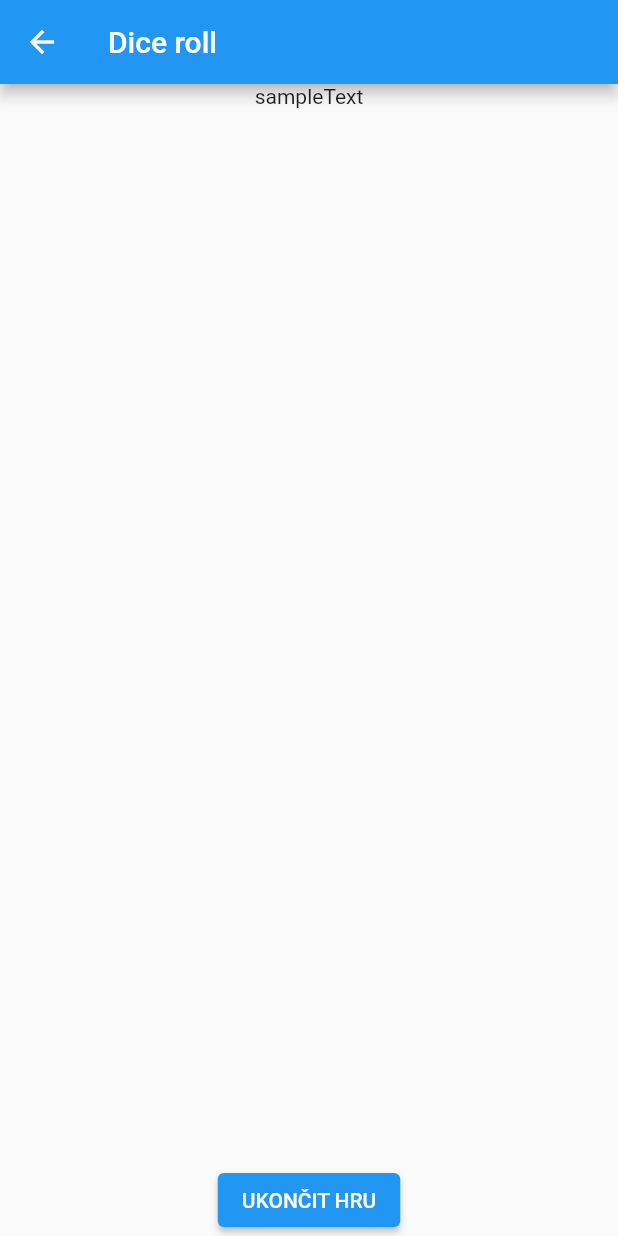
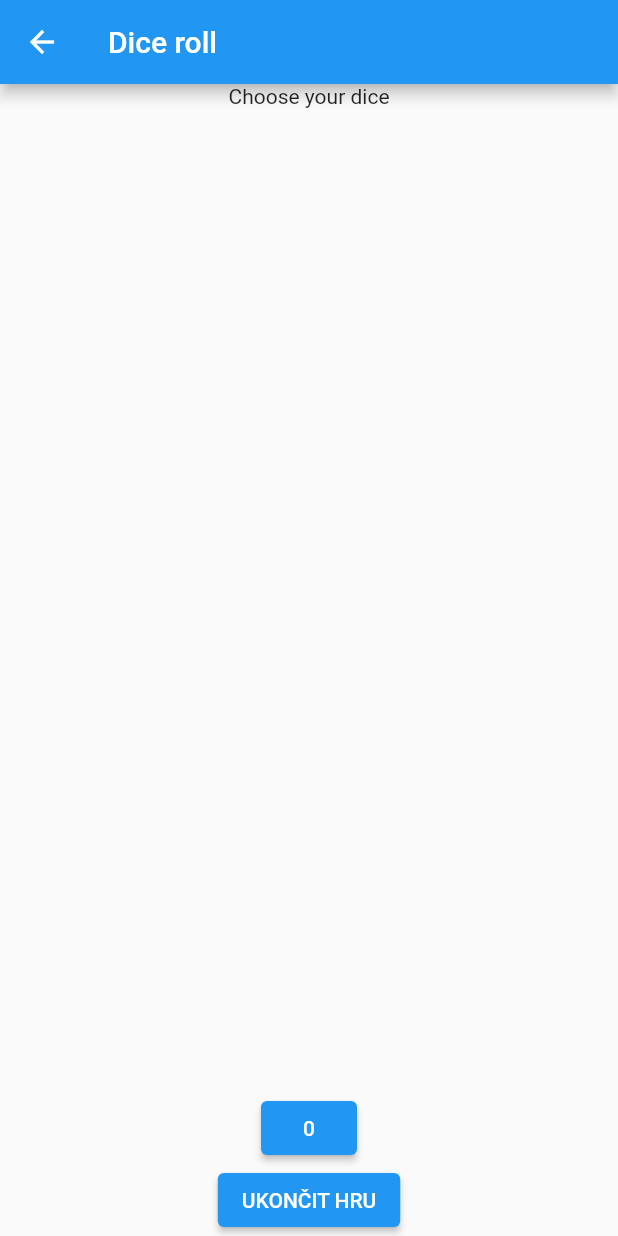
Before and after one commit to Waratax/project, a Flutter app: the DiceScreen screen opened by its route, on a phone screen of 412 x 824 dp. Run offline on Flutter 3.47's test engine with Material 2 defaults, Android fonts, the light colour scheme and no system bars.

Commit message:
stuff do stuff

```diff
--- a/lib/main.dart
+++ b/lib/main.dart
@@ -3,6 +3,7 @@ import 'package:projekt/screens/mainScreen.dart';
 import 'package:projekt/screens/MTG.dart';
 import 'package:projekt/screens/DiceRoll.dart';
 import 'package:projekt/screens/Login.dart';
+import 'package:projekt/screens/Register.dart';
 
 void main() {
   runApp(MyApp());
@@ -13,6 +14,7 @@ Map<String, WidgetBuilder> phoneRoutes = {
   '/MTG': (context) => MTGScreen(),
   '/diceRoll': (context) => DiceScreen(),
   '/login': (context) => LoginScr(),
+  '/register': (context) => RegisterScr(),
 };
 
 String phoneHomeRoutes = '/login';
--- a/lib/screens/DiceRoll.dart
+++ b/lib/screens/DiceRoll.dart
@@ -1,3 +1,5 @@
+import 'dart:math';
+
 import 'package:flutter/material.dart';
 import 'package:flutter/widgets.dart';
 
@@ -6,6 +8,7 @@ class DiceScreen extends StatefulWidget {
 }
 
 class _DiceScreen extends State<DiceScreen> {
+  int rollValue = 0;
   @override
   Widget build(BuildContext context) {
     return Scaffold(
@@ -18,9 +21,13 @@ class _DiceScreen extends State<DiceScreen> {
               Expanded(
                   child: Align(
                       alignment: FractionalOffset.topCenter,
-                      child: Text("sampleText"))),
+                      child: Text("Choose your dice"))),
               Spacer(),
-
+              ElevatedButton(
+                  onPressed: () {
+                    rollValue = Random().nextInt(7) + 1;
+                  },
+                  child: Text(rollValue.toString())),
               //End game
               ElevatedButton(
                   onPressed: () {
```
Also changed, not shown: lib/screens/Login.dart (+10 -3 lines), lib/screens/Register.dart (added, +26 -0 lines).
